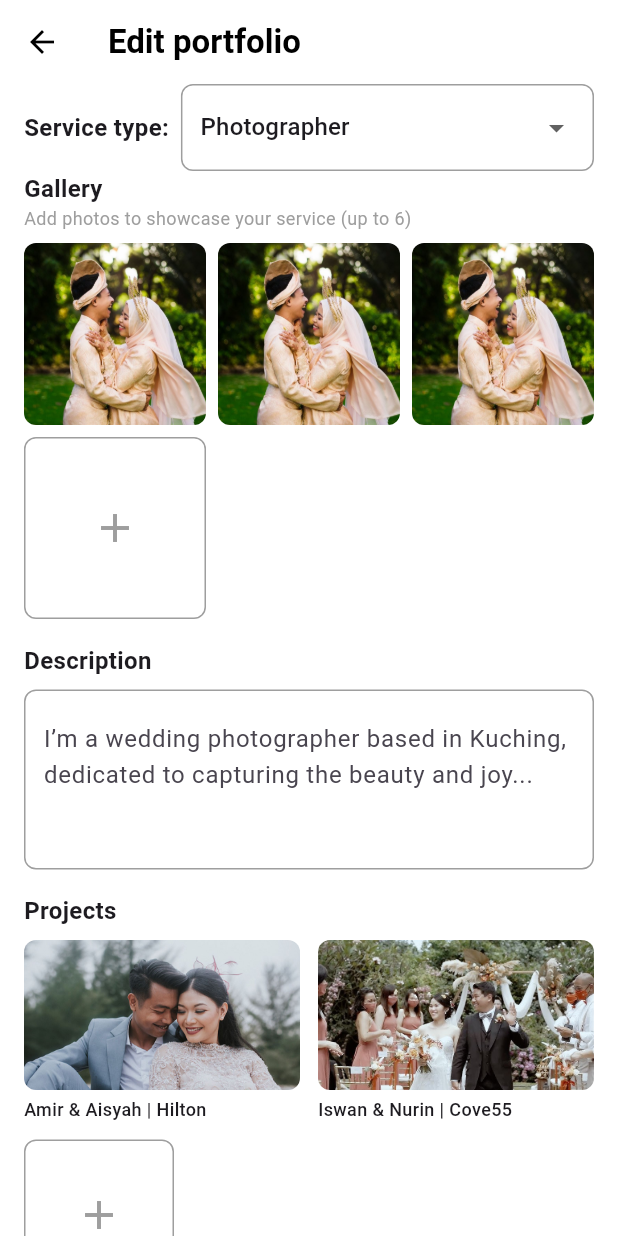
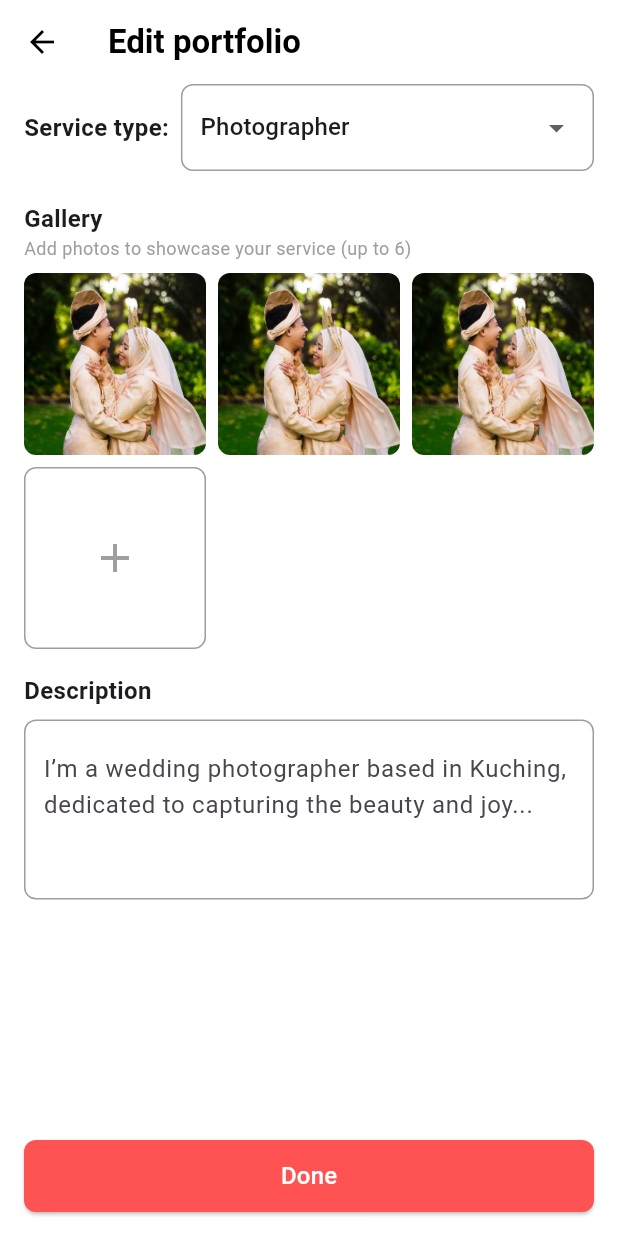
Before and after one commit to cst023/Wedding2U, a Flutter app: the VendorPortfolio screen opened directly, after a tap on "Edit Portfolio", on a phone screen of 412 x 824 dp. Run offline on Flutter 3.47's test engine with Material 3 defaults, Android fonts, the phone set to English and light mode, and no system bars; our stand-ins replace cloud_firestore, firebase_auth, firebase_core; missing offline and left inert: device_calendar; accounts and stored records are empty.

Commit message:
Modify vendor manage and edit portfolio UI

```diff
--- a/wedding2u_app/lib/presentation/screens/vendor/vendor_edit_portfolio.dart
+++ b/wedding2u_app/lib/presentation/screens/vendor/vendor_edit_portfolio.dart
@@ -5,7 +5,6 @@ import 'package:wedding2u_app/presentation/screens/vendor/vendor_edit_project.da
 class EditPortfolio extends StatefulWidget {
   const EditPortfolio({super.key});
 
-  @override
   @override
   _EditPortfolioState createState() => _EditPortfolioState();
 }
@@ -30,7 +29,10 @@ class _EditPortfolioState extends State<EditPortfolio> {
         ),
         centerTitle: false,
       ),
-      body: SingleChildScrollView(
+      body: Column(
+        children: [
+          Expanded(
+            child: SingleChildScrollView(
               padding: const EdgeInsets.symmetric(horizontal: 16.0),
               child: Column(
                 crossAxisAlignment: CrossAxisAlignment.start,
@@ -43,11 +45,10 @@ class _EditPortfolioState extends State<EditPortfolio> {
                         'Service type:',
                         style: TextStyle(fontSize: 16, fontWeight: FontWeight.bold),
                       ),
-                const SizedBox(width: 8), // Spacing between text and dropdown
+                      const SizedBox(width: 8),
                       Expanded(
                         child: Container(
-                    padding:
-                        const EdgeInsets.symmetric(horizontal: 12, vertical: 4),
+                          padding: const EdgeInsets.symmetric(horizontal: 12, vertical: 4),
                           decoration: BoxDecoration(
                             border: Border.all(color: Colors.grey),
                             borderRadius: BorderRadius.circular(8),
@@ -55,7 +56,7 @@ class _EditPortfolioState extends State<EditPortfolio> {
                           child: DropdownButton<String>(
                             value: 'Photographer',
                             isExpanded: true,
-                      underline: const SizedBox(), // Remove default underline
+                            underline: const SizedBox(),
                             icon: const Icon(Icons.arrow_drop_down),
                             items: const [
                               DropdownMenuItem(
@@ -75,7 +76,7 @@ class _EditPortfolioState extends State<EditPortfolio> {
                       ),
                     ],
                   ),
-
+                  const SizedBox(height: 20),
                   // Gallery Section
                   const Text(
                     'Gallery',
@@ -118,7 +119,6 @@ class _EditPortfolioState extends State<EditPortfolio> {
                     },
                   ),
                   const SizedBox(height: 16),
-
                   // Description Section
                   const Text(
                     'Description',
@@ -141,29 +141,15 @@ class _EditPortfolioState extends State<EditPortfolio> {
                       ),
                     ),
                   ),
-            const SizedBox(height: 16),
-
-            // Projects Section
-            const Text(
-              'Projects',
-              style: TextStyle(fontSize: 16, fontWeight: FontWeight.bold),
-            ),
-            const SizedBox(height: 8),
-            Row(
-              children: [
-                _buildProjectCard('Amir & Aisyah | Hilton',
-                    'assets/vendor_images/project1.jpg'),
-                const SizedBox(width: 12),
-                _buildProjectCard('Iswan & Nurin | Cove55',
-                    'assets/vendor_images/project2.jpg'),
+                  const SizedBox(height: 20.0),
                 ],
               ),
-            const SizedBox(height: 12),
-            _buildAddBox(),
-            const SizedBox(height: 32),
-
-            // Done Button
-            Center(
+            ),
+          ),
+          // Done Button at the Bottom
+          Container(
+            padding: const EdgeInsets.all(16.0),
+            width: double.infinity,
             child: ElevatedButton(
               onPressed: () {
                 Navigator.pop(context);
@@ -181,71 +167,7 @@ class _EditPortfolioState extends State<EditPortfolio> {
               ),
             ),
           ),
-            const SizedBox(height: 24),
         ],
-        ),
-      ),
-    );
-  }
-
-  // Widget for Projects Cards
-  Widget _buildProjectCard(String title, String imagePath) {
-    return Expanded(
-      child: GestureDetector(
-        onTap: () {
-          // Handle navigation or action when the project card is tapped
-          print('Tapped on project: $title');
-          Navigator.push(
-            context,
-            MaterialPageRoute(builder: (context) => const EditProject()),
-          );
-        },
-        child: Column(
-          crossAxisAlignment: CrossAxisAlignment.start,
-          children: [
-            Container(
-              height: 100,
-              decoration: BoxDecoration(
-                borderRadius: BorderRadius.circular(8),
-                image: DecorationImage(
-                  image: AssetImage(imagePath),
-                  fit: BoxFit.cover,
-                ),
-              ),
-            ),
-            const SizedBox(height: 4),
-            Text(
-              title,
-              style: const TextStyle(
-                fontSize: 12,
-                fontWeight: FontWeight.w500,
-              ),
-            ),
-          ],
-        ),
-      ),
-    );
-  }
-
-// Add Box for Projects Section
-  Widget _buildAddBox() {
-    return GestureDetector(
-      onTap: () {
-        // Handle navigation or action when the add box is tapped
-        print('Tapped on Add Project box');
-        Navigator.push(
-          context,
-          MaterialPageRoute(builder: (context) => const VendorAddNewProject()),
-        );
-      },
-      child: Container(
-        width: 100,
-        height: 100,
-        decoration: BoxDecoration(
-          borderRadius: BorderRadius.circular(8),
-          border: Border.all(color: Colors.grey),
-        ),
-        child: const Icon(Icons.add, color: Colors.grey, size: 32),
       ),
     );
   }
--- a/wedding2u_app/lib/presentation/screens/vendor/vendor_portfolio.dart
+++ b/wedding2u_app/lib/presentation/screens/vendor/vendor_portfolio.dart
@@ -9,6 +9,11 @@ class VendorPortfolio extends StatefulWidget {
 }
 
 class _VendorPortfolioState extends State<VendorPortfolio> {
+  final List<String> galleryImages = [
+    'assets/vendor_images/wedding1.jpg',
+    'assets/vendor_images/wedding2.jpg',
+    'assets/vendor_images/wedding3.jpg',
+  ]; // Placeholder image paths
 
   @override
   Widget build(BuildContext context) {
@@ -41,7 +46,6 @@ class _VendorPortfolioState extends State<VendorPortfolio> {
             Stack(
               clipBehavior: Clip.none,
               children: [
-                // Background Image
                 Container(
                   height: 110,
                   decoration: const BoxDecoration(
@@ -51,7 +55,6 @@ class _VendorPortfolioState extends State<VendorPortfolio> {
                     ),
                   ),
                 ),
-                // Circular Profile Image
                 Positioned(
                   bottom: -50,
                   left: MediaQuery.of(context).size.width / 2 - 50,
@@ -59,7 +62,7 @@ class _VendorPortfolioState extends State<VendorPortfolio> {
                     radius: 50,
                     backgroundColor: Colors.white,
                     child: CircleAvatar(
-                      radius: 52,
+                      radius: 48,
                       backgroundImage: AssetImage('assets/vendor_images/gerry.jpg'),
                     ),
                   ),
@@ -125,10 +128,9 @@ class _VendorPortfolioState extends State<VendorPortfolio> {
               child: ElevatedButton.icon(
                 onPressed: () {
                   Navigator.push(
-                            context,
-                            MaterialPageRoute(
-                                builder: (context) => const EditPortfolio()),
-                          );
+                    context,
+                    MaterialPageRoute(builder: (context) => const EditPortfolio()),
+                  );
                 },
                 style: ElevatedButton.styleFrom(
                   backgroundColor: Colors.grey.shade200,
@@ -141,8 +143,8 @@ class _VendorPortfolioState extends State<VendorPortfolio> {
                 label: const Text('Edit Portfolio'),
               ),
             ),
-            const SizedBox(height: 10),
-            // Gallery Section
+            const SizedBox(height: 20),
+            // Gallery Section Header
             const Padding(
               padding: EdgeInsets.symmetric(horizontal: 16.0),
               child: Text(
@@ -153,16 +155,25 @@ class _VendorPortfolioState extends State<VendorPortfolio> {
                 ),
               ),
             ),
-            const SizedBox(height: 5),
-            Container(
-              height: 120,
-              margin: const EdgeInsets.symmetric(horizontal: 16),
-              decoration: BoxDecoration(
-                borderRadius: BorderRadius.circular(20),
-                image: const DecorationImage(
-                  image: AssetImage('assets/vendor_images/wedding1.jpg'),
-                  fit: BoxFit.cover,
-                ),
+            const SizedBox(height: 10),
+            // Image Carousel
+            SizedBox(
+              height: 200,
+              child: PageView.builder(
+                controller: PageController(viewportFraction: 0.85),
+                itemCount: galleryImages.length,
+                itemBuilder: (context, index) {
+                  return Container(
+                    margin: const EdgeInsets.symmetric(horizontal: 8.0),
+                    decoration: BoxDecoration(
+                      borderRadius: BorderRadius.circular(12),
+                      image: DecorationImage(
+                        image: AssetImage(galleryImages[index]),
+                        fit: BoxFit.cover,
+                      ),
+                    ),
+                  );
+                },
               ),
             ),
             const SizedBox(height: 20),
@@ -191,78 +202,9 @@ class _VendorPortfolioState extends State<VendorPortfolio> {
               ),
             ),
             const SizedBox(height: 20),
-            // Projects Section
-            const Padding(
-              padding: EdgeInsets.symmetric(horizontal: 16),
-              child: Text(
-                'Projects',
-                style: TextStyle(
-                  fontSize: 18,
-                  fontWeight: FontWeight.bold,
-                ),
-              ),
-            ),
-            const SizedBox(height: 10),
-            const Row(
-              mainAxisAlignment: MainAxisAlignment.spaceEvenly,
-              children: [
-                ProjectCard(
-                  imagePath: 'assets/vendor_images/project1.jpg',
-                  title: 'Amir & Aisyah | Hilton',
-                ),
-                ProjectCard(
-                  imagePath: 'assets/vendor_images/project2.jpg',
-                  title: 'Iswan & Nurin | Cove55',
-                ),
-              ],
-            ),
-            const SizedBox(height: 20),
           ],
         ),
       ),
     );
   }
 }
-
-class ProjectCard extends StatelessWidget {
-  final String imagePath;
-  final String title;
-
-  const ProjectCard({
-    super.key,
-    required this.imagePath,
-    required this.title,
-  });
-
-  @override
-  Widget build(BuildContext context) {
-    return Column(
-      crossAxisAlignment: CrossAxisAlignment.start,
-      children: [
-        Container(
-          width: 150,
-          height: 100,
-          decoration: BoxDecoration(
-            borderRadius: BorderRadius.circular(8),
-            image: DecorationImage(
-              image: AssetImage(imagePath),
-              fit: BoxFit.cover,
-            ),
-          ),
-        ),
-        const SizedBox(height: 4),
-        SizedBox(
-          width: 150,
-          child: Text(
-            title,
-            style: const TextStyle(
-              fontWeight: FontWeight.bold,
-              fontSize: 12,
-            ),
-            overflow: TextOverflow.ellipsis,
-          ),
-        ),
-      ],
-    );
-  }
-}
--- a/wedding2u_app/lib/presentation/screens/vendor/vendor_profile_page.dart
+++ b/wedding2u_app/lib/presentation/screens/vendor/vendor_profile_page.dart
@@ -49,7 +49,7 @@ class _VendorProfilePageState extends State<VendorProfilePage> {
           leading: IconButton(
             icon: const Icon(Icons.arrow_back),
             onPressed: () {
-              Navigator.pop(context);
+              Navigator.pushNamed(context, 'VendorDashboard');
             },
           ),
         ),
@@ -59,8 +59,8 @@ class _VendorProfilePageState extends State<VendorProfilePage> {
                 ? const Center(child: Text('Failed to load profile data'))
                 : SafeArea(
                     child: Column(
-            mainAxisAlignment:
-                MainAxisAlignment.spaceBetween, // Space between elements
+                      mainAxisAlignment: MainAxisAlignment
+                          .spaceBetween, // Space between elements
                       children: [
                         Expanded(
                           child: SingleChildScrollView(
@@ -148,7 +148,9 @@ class _VendorProfilePageState extends State<VendorProfilePage> {
                                         width: 40,
                                       ),
                                     ),
-                          const SizedBox(width: 20), // Add spacing between images
+                                    const SizedBox(
+                                        width:
+                                            20), // Add spacing between images
                                     GestureDetector(
                                       onTap: () {
                                         // TODO: Link to Facebook
@@ -192,12 +194,12 @@ class _VendorProfilePageState extends State<VendorProfilePage> {
                                 // Edit Profile button
                                 ElevatedButton(
                                   onPressed: () {
-
                                     print('Edit Profile Button Pressed');
                                     Navigator.push(
                                       context,
                                       MaterialPageRoute(
-                                builder: (context) => const VendorEditProfile()),
+                                          builder: (context) =>
+                                              const VendorEditProfile()),
                                     );
                                   },
                                   style: ElevatedButton.styleFrom(
@@ -213,7 +215,6 @@ class _VendorProfilePageState extends State<VendorProfilePage> {
                                 ),
 
                                 const SizedBox(height: 20),
-
                               ],
                             ),
                           ),
```
Lines whose indentation alone changed are shown as unchanged.
